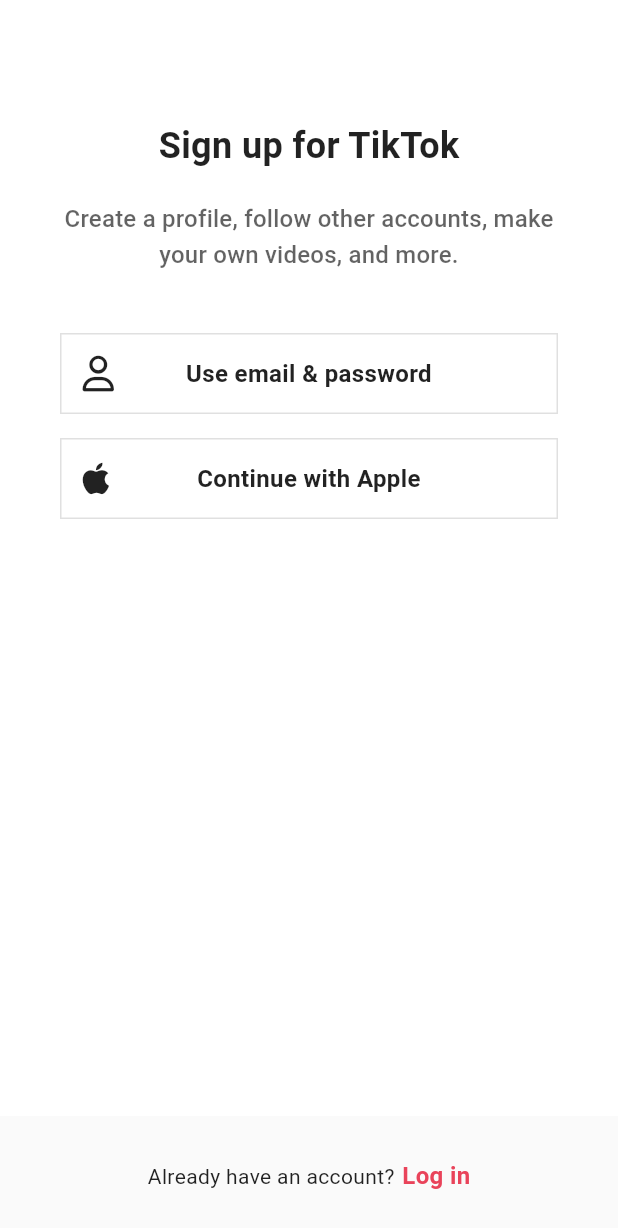
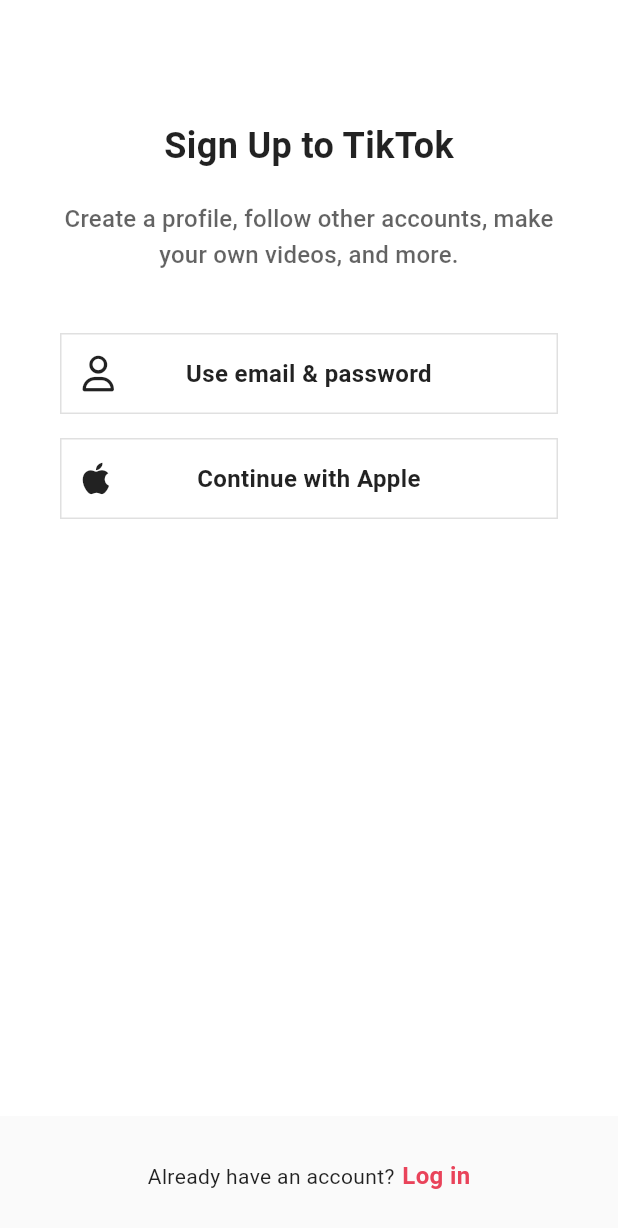
Before and after one commit to leegyuseung/tiktok-flutter, a Flutter app: the screen it shows after launch, on a phone screen of 412 x 824 dp. Shown: the top 1228 px of the screen. Run offline on Flutter 3.47's test engine with Material 3 defaults, Android fonts, the phone set to English and light mode, and no system bars; our stand-ins replace font_awesome_flutter, video_player, visibility_detector.

Commit message:
App Translation : 원복

```diff
--- a/l10n.yaml
+++ /dev/null
@@ -1,3 +0,0 @@
-arb-dir: lib/intl
-template-arb-file: intl_en.arb
-output-localization-file: intl_generated.dart
--- a/lib/features/authentication/sign_up_screen.dart
+++ b/lib/features/authentication/sign_up_screen.dart
@@ -6,7 +6,6 @@ import 'package:tictok_clone/features/authentication/login_screen.dart';
 import 'package:tictok_clone/features/authentication/username_screen.dart';
 import 'package:tictok_clone/features/authentication/widgets/auth_button.dart';
 import 'package:tictok_clone/utils.dart';
-import 'package:flutter_gen/gen_l10n/intl_generated.dart';
 
 class SignUpScreen extends StatelessWidget {
   const SignUpScreen({super.key});
@@ -47,9 +46,9 @@ class SignUpScreen extends StatelessWidget {
               child: Column(
                 children: [
                   Gaps.v80,
-                  Text(
-                    AppLocalizations.of(context)!.signUpTitle("TikTok"),
-                    style: const TextStyle(
+                  const Text(
+                    "Sign Up to TikTok",
+                    style: TextStyle(
                       fontSize: Sizes.size24,
                       fontWeight: FontWeight.w700,
                     ),
--- a/lib/main.dart
+++ b/lib/main.dart
@@ -1,8 +1,8 @@
 import 'package:flutter/material.dart';
 import 'package:flutter/services.dart';
+import 'package:flutter_localizations/flutter_localizations.dart';
 import 'package:tictok_clone/constants/sizes.dart';
 import 'package:tictok_clone/features/authentication/sign_up_screen.dart';
-import 'package:flutter_gen/gen_l10n/intl_generated.dart';
 
 void main() async {
   WidgetsFlutterBinding.ensureInitialized();
@@ -26,8 +26,15 @@ class TikTokApp extends StatelessWidget {
     return MaterialApp(
       debugShowCheckedModeBanner: false,
       title: 'TikTok Clone',
-      localizationsDelegates: AppLocalizations.localizationsDelegates,
-      supportedLocales: AppLocalizations.supportedLocales,
+      localizationsDelegates: const [
+        GlobalCupertinoLocalizations.delegate,
+        GlobalMaterialLocalizations.delegate,
+        GlobalWidgetsLocalizations.delegate
+      ],
+      supportedLocales: const [
+        Locale('en'),
+        Locale("ko"),
+      ],
       themeMode: ThemeMode.system,
       darkTheme: ThemeData(
         useMaterial3: true,
```
